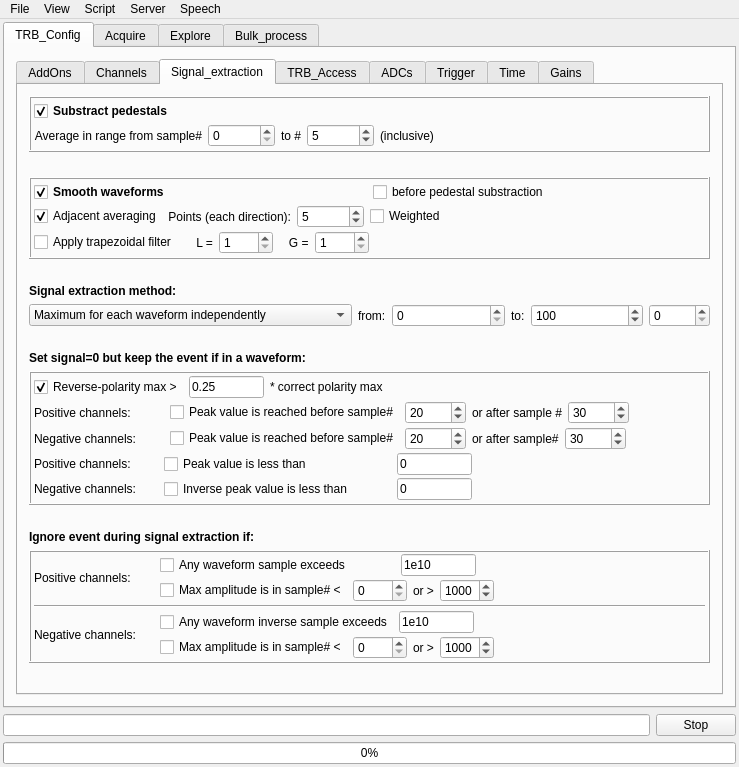
Old version of the form GUI/mainwindow.ui in the repository andrmor/TRB3reader.
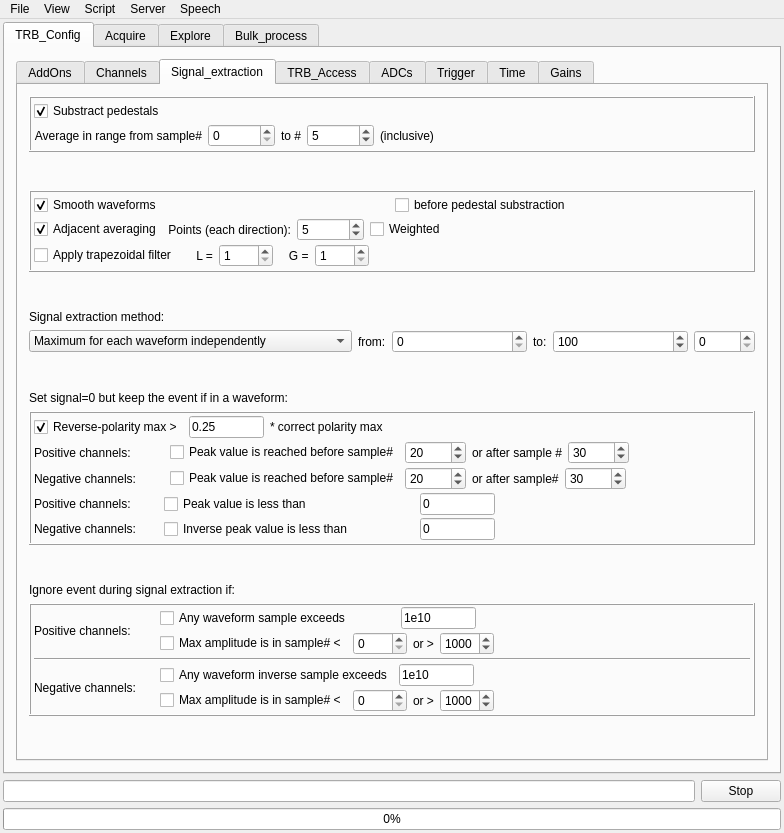
New version of the form. The open tabs and pages were chosen to show the change.

```diff
--- a/GUI/mainwindow.ui
+++ b/GUI/mainwindow.ui
@@ -6,8 +6,8 @@
    <rect>
     <x>0</x>
     <y>0</y>
-    <width>739</width>
-    <height>767</height>
+    <width>784</width>
+    <height>833</height>
    </rect>
   </property>
   <property name="windowTitle">
@@ -703,7 +703,7 @@
                 <widget class="QCheckBox" name="cbSubstractPedestal">
                  <property name="font">
                   <font>
-                   <bold>true</bold>
+                   <fontweight>DemiBold</fontweight>
                   </font>
                  </property>
                  <property name="text">
@@ -868,7 +868,7 @@
                   <widget class="QCheckBox" name="cbSmoothWaveforms">
                    <property name="font">
                     <font>
-                     <bold>true</bold>
+                     <fontweight>DemiBold</fontweight>
                     </font>
                    </property>
                    <property name="text">
@@ -1084,7 +1084,7 @@
              <widget class="QLabel" name="label_26">
               <property name="font">
                <font>
-                <bold>true</bold>
+                <fontweight>DemiBold</fontweight>
                </font>
               </property>
               <property name="text">
@@ -1229,7 +1229,7 @@
              <widget class="QLabel" name="label_31">
               <property name="font">
                <font>
-                <bold>true</bold>
+                <fontweight>DemiBold</fontweight>
                </font>
               </property>
               <property name="text">
@@ -1616,7 +1616,7 @@
              <widget class="QLabel" name="label_32">
               <property name="font">
                <font>
-                <bold>true</bold>
+                <fontweight>DemiBold</fontweight>
                </font>
               </property>
               <property name="text">
@@ -5826,8 +5826,8 @@
     <rect>
      <x>0</x>
      <y>0</y>
-     <width>739</width>
-     <height>21</height>
+     <width>784</width>
+     <height>22</height>
     </rect>
    </property>
    <widget class="QMenu" name="menuFile">
```
Left out of the diff: 372 changed lines with no effect on the pictures.
